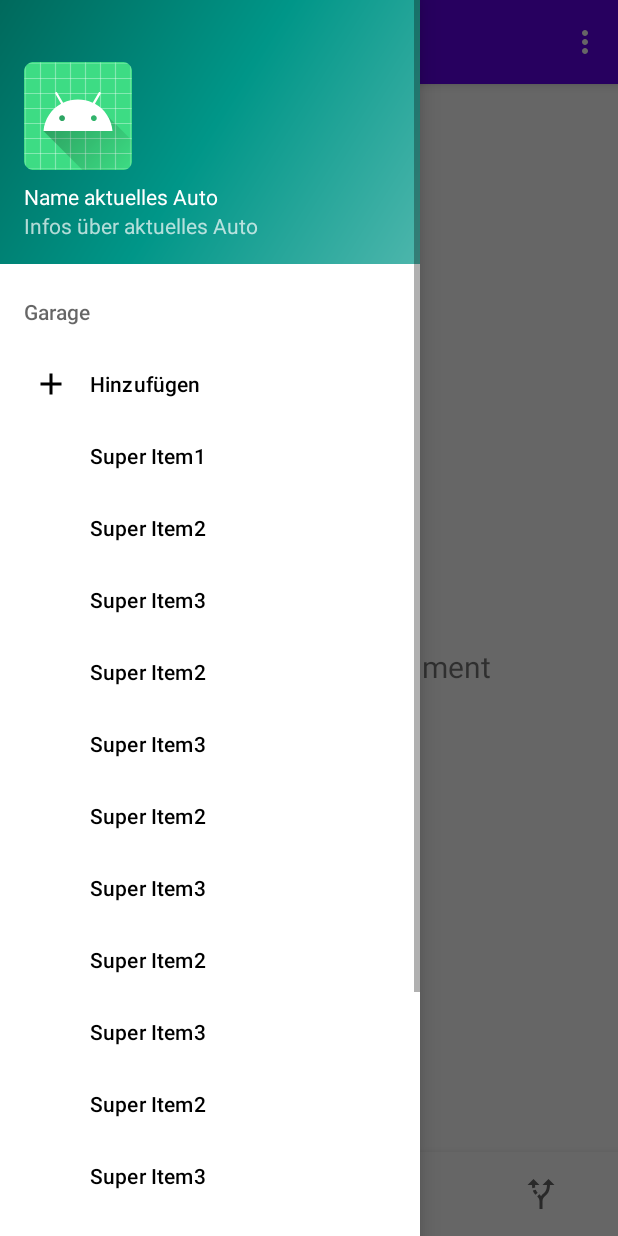
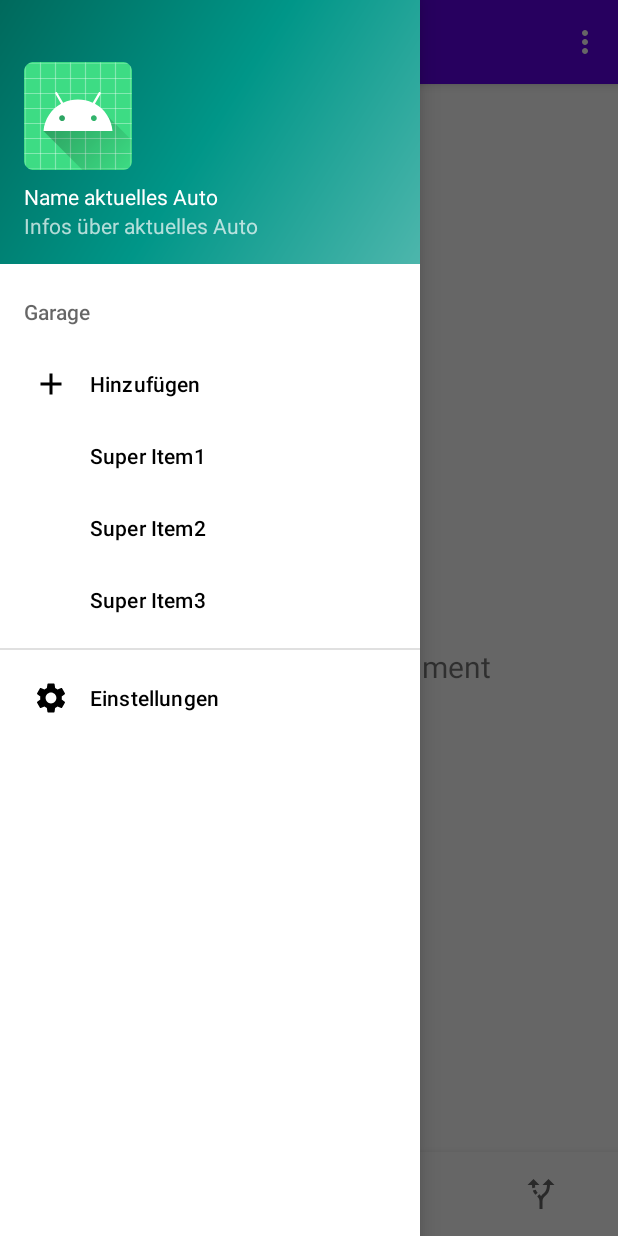
Before and after one commit to LukasGonnermann/android_tankvorgang_app, an Android app: the screen it shows after launch (MainActivity), with the side drawer open, on a phone screen of 412 x 824 dp. Run offline under Robolectric (Android 15) with nearby library versions, the phone set to English and light mode, and no system bars; our stand-ins replace navigation-ui.

Commit message:
rewrote comments n stuff

```diff
--- a/app/src/main/java/com/example/tankauswertung/MainActivity.java
+++ b/app/src/main/java/com/example/tankauswertung/MainActivity.java
@@ -1,5 +1,6 @@
 package com.example.tankauswertung;
 
+import android.annotation.SuppressLint;
 import android.os.Bundle;
 import android.view.Gravity;
 import android.view.Menu;
@@ -29,6 +30,7 @@ public class MainActivity extends AppCompatActivity implements NavigationView.On
     BottomNavigationView botNavView;
     private AppBarConfiguration mAppBarConfiguration;
 
+    // "main function"
     @Override
     protected void onCreate(Bundle savedInstanceState) {
         super.onCreate(savedInstanceState);
@@ -47,6 +49,8 @@ public class MainActivity extends AppCompatActivity implements NavigationView.On
                 .setDrawerLayout(drawer)
                 .build();
 
+        // our own initialization tasks
+
         NavController navController = Navigation.findNavController(this, R.id.nav_host_fragment);
         NavigationUI.setupActionBarWithNavController(this, navController, mAppBarConfiguration);
         NavigationUI.setupWithNavController(navigationView, navController);
@@ -55,6 +59,35 @@ public class MainActivity extends AppCompatActivity implements NavigationView.On
         addMenuItemInNavMenuDrawer();
         setNavigationViewListener();
     }
+
+    private void addMenuItemInNavMenuDrawer() {
+        // add items to navigation menu
+        NavigationView navView = findViewById(R.id.nav_view);
+
+        Menu menu = navView.getMenu();
+        Menu garageMenu = menu.addSubMenu(0, 0, 0, R.string.garage);
+
+        // add button to add a car
+        MenuItem itemAddCar = garageMenu.add(0, 1, 0, R.string.addCar);
+        itemAddCar.setIcon(R.drawable.ic_baseline_add_24);
+
+        // add settings button
+        MenuItem itemSettings = menu.add(0, R.id.action_settings, 0, R.string.settings);
+        itemSettings.setIcon(R.drawable.ic_baseline_settings_24);
+
+        // example: adding items
+        garageMenu.add(0, 2, 0, "Super Item1");
+        garageMenu.add("Super Item2");
+        garageMenu.add("Super Item3");
+    }
+
+    private void setNavigationViewListener() {
+        // initialize item listener of navigation view
+        NavigationView navigationView = findViewById(R.id.nav_view);
+        navigationView.setNavigationItemSelectedListener(this);
+    }
+
+    // --- hooks
 
     @Override
     public boolean onCreateOptionsMenu(Menu menu) {
@@ -72,73 +105,35 @@ public class MainActivity extends AppCompatActivity implements NavigationView.On
 
     @Override
     public void onBackPressed() {
-        //Back-Button is pressed
+        // back button is pressed
         if (drawer.isDrawerOpen(GravityCompat.START)) {
             drawer.closeDrawer(GravityCompat.START);
         } else {
-            super.onBackPressed();
+            super.onBackPressed();  // else
         }
     }
 
+    @SuppressLint("NonConstantResourceId")
     @Override
     public boolean onNavigationItemSelected(@NonNull MenuItem item) {
-        // Handle navigation view item clicks here.
+        // handle navigation view item clicks here
         int item_id = item.getItemId();
         switch (item_id) {
 
-            //add a car
+            // add a car
             case 1: {
                 Toast.makeText(getApplicationContext(), "Add Car", Toast.LENGTH_LONG).show();
 
                 break;
             }
-            //open settings
+            // open settings
             case R.id.action_settings: {
                 Toast.makeText(getApplicationContext(), "Settings", Toast.LENGTH_LONG).show();
                 break;
             }
         }
-        drawer.closeDrawer(GravityCompat.START); //close navigation drawer
+        drawer.closeDrawer(GravityCompat.START);  // close navigation drawer
 
         return true;
     }
-
-    private void addMenuItemInNavMenuDrawer() {
-        //add items zu navigation menu
-        NavigationView navView = findViewById(R.id.nav_view);
-
-        Menu menu = navView.getMenu();
-        Menu garageMenu = menu.addSubMenu(0, 0, 0, R.string.garage);
-
-        // add button to add a car
-        MenuItem itemAddCar = garageMenu.add(0, 1, 0, R.string.addCar);
-        itemAddCar.setIcon(R.drawable.ic_baseline_add_24);
-
-        // add settings button
-        MenuItem itemSettings = menu.add(0, R.id.action_settings, 0, R.string.settings);
-        itemSettings.setIcon(R.drawable.ic_baseline_settings_24);
-
-        //example adding of items
-        garageMenu.add(2, 1, NONE, "Super Item1");
-        garageMenu.add("Super Item2");
-        garageMenu.add("Super Item3");
-        garageMenu.add("Super Item2");
-        garageMenu.add("Super Item3");
-        garageMenu.add("Super Item2");
-        garageMenu.add("Super Item3");
-        garageMenu.add("Super Item2");
-        garageMenu.add("Super Item3");
-        garageMenu.add("Super Item2");
-        garageMenu.add("Super Item3");
-        garageMenu.add("Super Item2");
-        garageMenu.add("Super Item3");
-
-
-    }
-
-    private void setNavigationViewListener() {
-        //initialize item listener of navigation view
-        NavigationView navigationView = findViewById(R.id.nav_view);
-        navigationView.setNavigationItemSelectedListener(this);
-    }
 }
```
